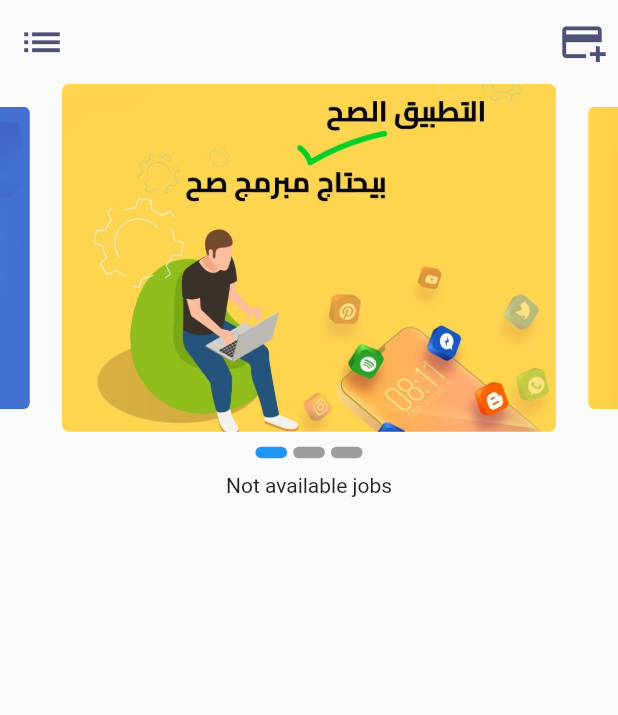
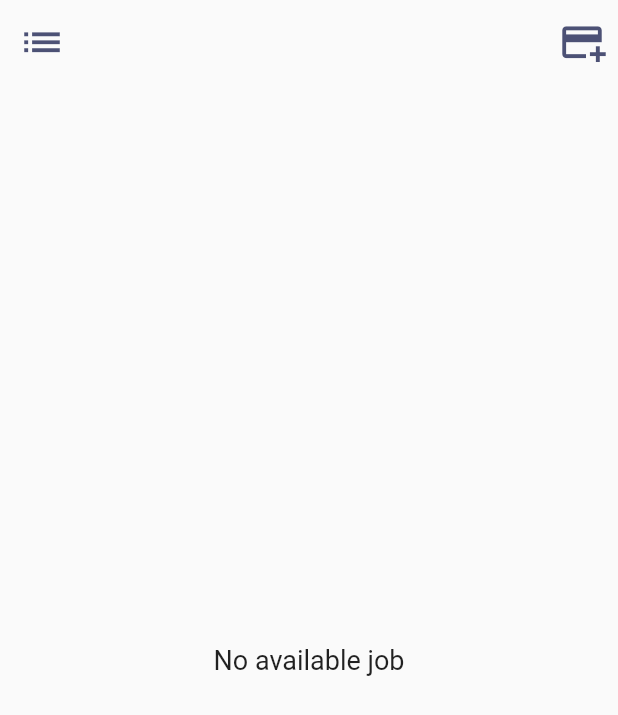
Before and after one commit to Sama-3li-2002/prog_jobs_grad, a Flutter app: the ComHomeScreen screen opened by its route, on a phone screen of 412 x 824 dp. Shown: the top 715 px of the screen. Run offline on Flutter 3.47's test engine with Material 2 defaults, Android fonts, the phone set to English and light mode, and no system bars; drawn by our look-alikes of carousel_slider; our stand-ins replace auto_size_text, cloud_firestore, file_picker, firebase_auth, firebase_core, firebase_messaging and 5 more; missing offline and left inert: flutter_pdfview; accounts and stored records are empty.

Commit message:
sama upadates12

```diff
--- a/lib/view/screens/CompanyScreens/com_home.dart
+++ b/lib/view/screens/CompanyScreens/com_home.dart
@@ -25,12 +25,30 @@ class _ComHomeScreenState extends State<ComHomeScreen> {
   //For archive Icon
   List<bool> isPressedList = [];
 
+  //for provider
+  bool isDataLoaded = false;
+
   @override
   void initState() {
     super.initState();
-    Provider.of<CompanyJobsProvider>(context, listen: false)
-        .getAllJobsObjects();
+
+    Provider.of<CompanyJobsProvider>(context, listen: false).getAllJobsObjects();
+    setState(() {
+      isDataLoaded = true;
+    });
   }
+  // Future<void> loadDataWithDelay() async {
+  //   // // تأخير عرض رمز التحميل لمدة ثانيتين (يمكنك تغيير الوقت حسب الحاجة)
+  //   // await Future.delayed(Duration(seconds: 2));
+  //
+  //   Provider.of<CompanyJobsProvider>(context, listen: false).getAllJobsObjects();
+  //
+  //   // بمجرد استلام البيانات، نحدث isDataLoaded
+  //   setState(() {
+  //     isDataLoaded = true;
+  //   });
+  //
+  // }
 
   @override
   Widget build(BuildContext context) {
@@ -67,8 +85,10 @@ class _ComHomeScreenState extends State<ComHomeScreen> {
           ),
         ],
       ),
+
     body: Consumer<CompanyJobsProvider>(
           builder: (context, companyJobsProvider, _) {
+
             companyJobsProvider.JobsList.sort(
                     (a, b) => b.current_time!.compareTo(a.current_time!));
 
@@ -77,16 +97,18 @@ class _ComHomeScreenState extends State<ComHomeScreen> {
                 : companyJobsProvider.JobsList;
             print("the length $newJobs.length");
 
-            return companyJobsProvider.JobsList.isEmpty
-                ? SingleChildScrollView(
-              child: Column(
-                children: [
-                  AdImages(),
-                  Center(child: Text("Not available jobs")),
-                ],
+            if (!isDataLoaded) {
+              return Center(child: CircularProgressIndicator());
+            } else if (companyJobsProvider.JobsList.isEmpty) {
+              Future.delayed(Duration(seconds: 4));
+              return Center(
+                child: Text(
+                  'No available job',
+                  style: TextStyle(fontSize: 18.0),
                 ),
-            )
-                : SingleChildScrollView(
+              );
+            } else {
+              return SingleChildScrollView(
                 child: Column(
                   crossAxisAlignment: CrossAxisAlignment.start,
                   children: [
@@ -689,7 +711,12 @@ class _ComHomeScreenState extends State<ComHomeScreen> {
                   ],
                 ),
               );
-          }),
+            }
+
+
+
+          }
+          ),
     );
   }
 
```
Also changed, not shown: lib/view/screens/CompanyScreens/com_all_jobs.dart (+20 -4 lines), pubspec.lock. Lines whose indentation alone changed are shown as unchanged.
